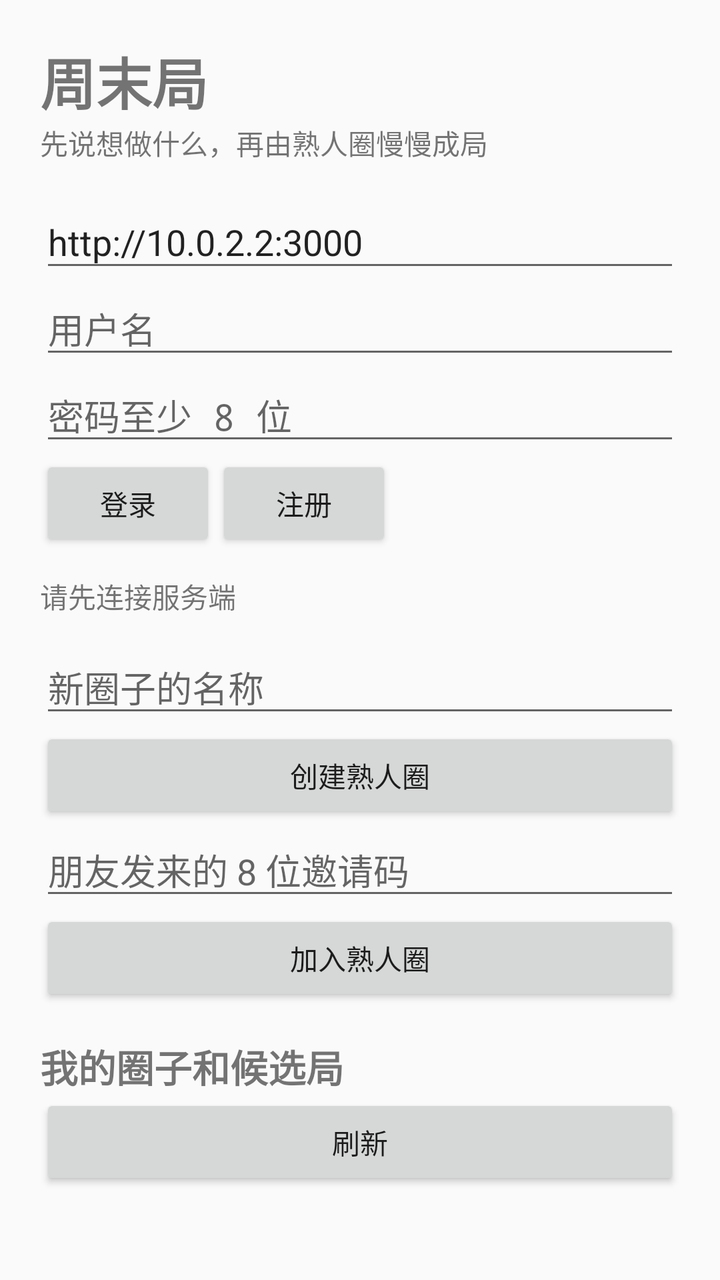
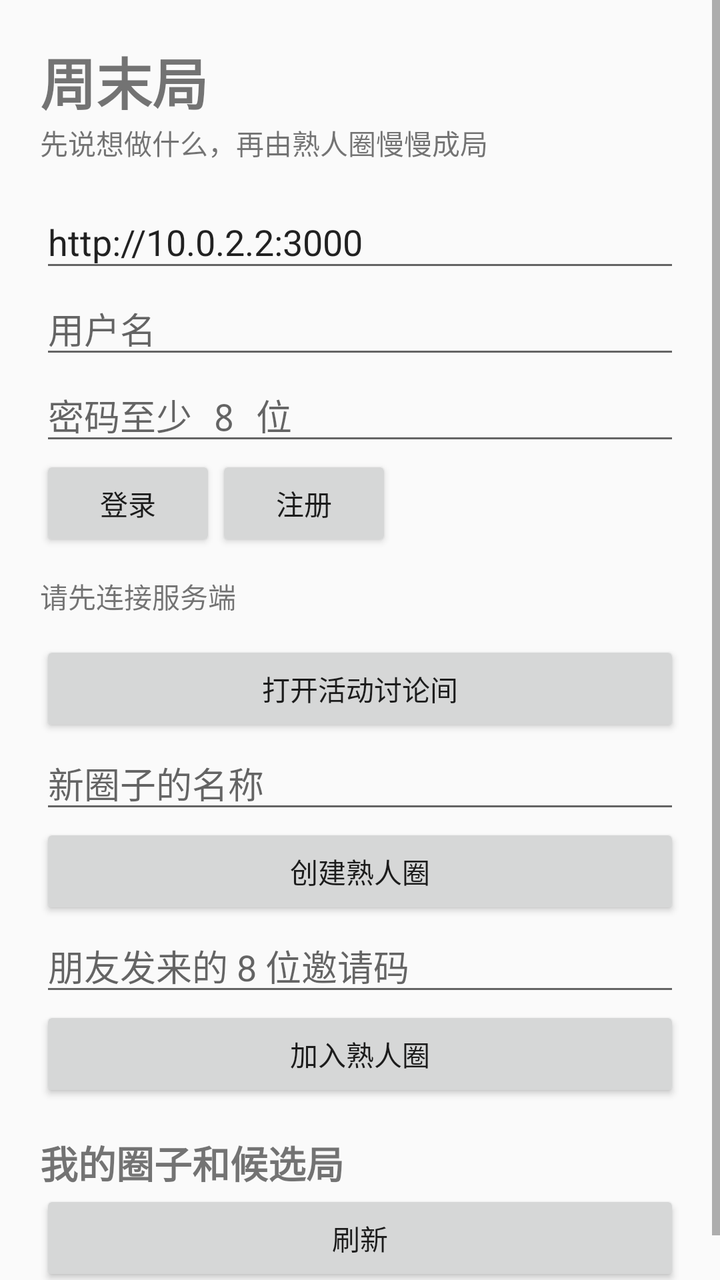

Before-and-after screenshots of an Android layout around one commit, followed by the original layout XML and the change that was made.
<!-- AndroidManifest.xml: application theme Theme.AppCompat.Light.NoActionBar -->
<!-- res/layout/activity_main.xml -->
<?xml version="1.0" encoding="utf-8"?>
<ScrollView xmlns:android="http://schemas.android.com/apk/res/android" android:layout_width="match_parent" android:layout_height="match_parent" android:fillViewport="true">
  <LinearLayout android:layout_width="match_parent" android:layout_height="wrap_content" android:orientation="vertical" android:padding="20dp">
    <TextView android:layout_width="match_parent" android:layout_height="wrap_content" android:text="周末局" android:textSize="28sp" android:textStyle="bold" />
    <TextView android:layout_width="match_parent" android:layout_height="wrap_content" android:text="先说想做什么，再由熟人圈慢慢成局" android:layout_marginBottom="16dp" />
    <EditText android:id="@+id/baseUrl" android:layout_width="match_parent" android:layout_height="wrap_content" android:singleLine="true" android:hint="服务地址" android:text="http://10.0.2.2:3000" />
    <EditText android:id="@+id/username" android:layout_width="match_parent" android:layout_height="wrap_content" android:singleLine="true" android:hint="用户名" />
    <EditText android:id="@+id/password" android:layout_width="match_parent" android:layout_height="wrap_content" android:inputType="textPassword" android:hint="密码至少 8 位" />
    <LinearLayout android:layout_width="match_parent" android:layout_height="wrap_content" android:orientation="horizontal">
      <Button android:id="@+id/login" android:layout_width="wrap_content" android:layout_height="wrap_content" android:text="登录" />
      <Button android:id="@+id/register" android:layout_width="wrap_content" android:layout_height="wrap_content" android:text="注册" />
    </LinearLayout>
    <TextView android:id="@+id/status" android:layout_width="match_parent" android:layout_height="wrap_content" android:text="请先连接服务端" android:paddingVertical="12dp" />
    <EditText android:id="@+id/circleName" android:layout_width="match_parent" android:layout_height="wrap_content" android:hint="新圈子的名称" />
    <Button android:id="@+id/createCircle" android:layout_width="match_parent" android:layout_height="wrap_content" android:text="创建熟人圈" />
    <EditText android:id="@+id/joinCode" android:layout_width="match_parent" android:layout_height="wrap_content" android:hint="朋友发来的 8 位邀请码" />
    <Button android:id="@+id/joinCircle" android:layout_width="match_parent" android:layout_height="wrap_content" android:text="加入熟人圈" />
    <TextView android:layout_width="match_parent" android:layout_height="wrap_content" android:text="我的圈子和候选局" android:textSize="19sp" android:textStyle="bold" android:layout_marginTop="16dp" />
    <LinearLayout android:id="@+id/circles" android:layout_width="match_parent" android:layout_height="wrap_content" android:orientation="vertical" />
    <Button android:id="@+id/refresh" android:layout_width="match_parent" android:layout_height="wrap_content" android:text="刷新" />
  </LinearLayout>
</ScrollView>
<!-- resources referenced by this layout -->
<resources>

</resources>

<!-- the commit's change to res/layout/activity_main.xml (unified diff, before → after) -->
@@ -11,6 +11,7 @@
       <Button android:id="@+id/register" android:layout_width="wrap_content" android:layout_height="wrap_content" android:text="注册" />
     </LinearLayout>
     <TextView android:id="@+id/status" android:layout_width="match_parent" android:layout_height="wrap_content" android:text="请先连接服务端" android:paddingVertical="12dp" />
+    <Button android:id="@+id/discussions" android:layout_width="match_parent" android:layout_height="wrap_content" android:text="打开活动讨论间" />
     <EditText android:id="@+id/circleName" android:layout_width="match_parent" android:layout_height="wrap_content" android:hint="新圈子的名称" />
     <Button android:id="@+id/createCircle" android:layout_width="match_parent" android:layout_height="wrap_content" android:text="创建熟人圈" />
     <EditText android:id="@+id/joinCode" android:layout_width="match_parent" android:layout_height="wrap_content" android:hint="朋友发来的 8 位邀请码" />
